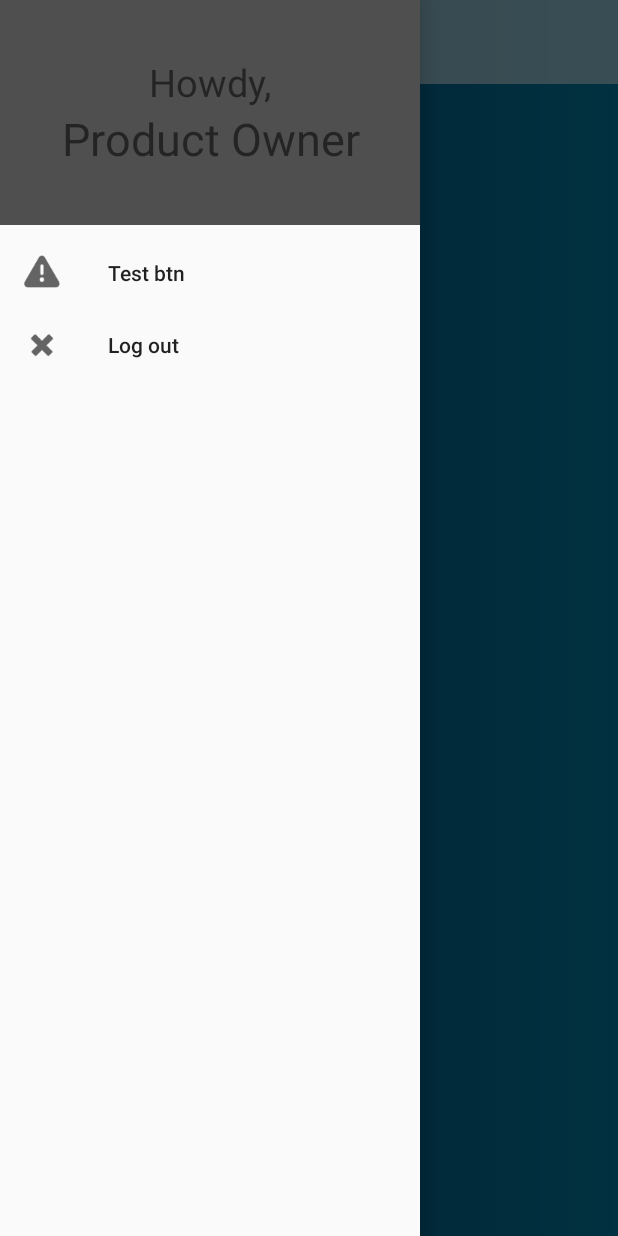
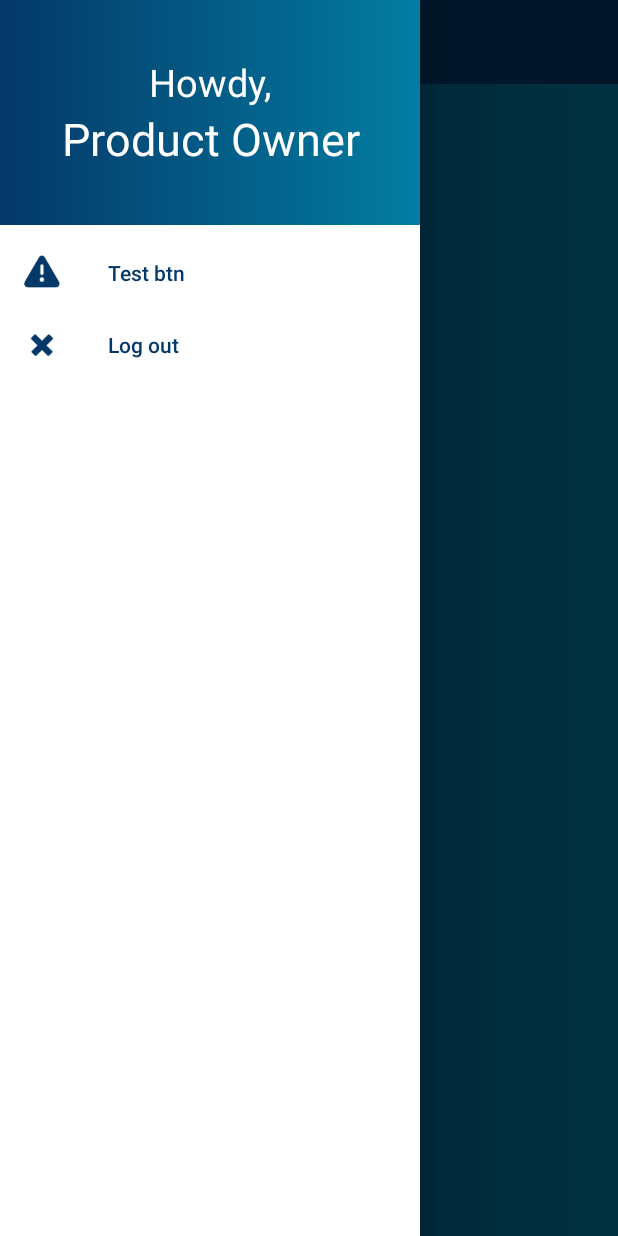
Before and after one commit to dukotron/HMS-CM-Division, an Android app: the NavigationActivity screen opened directly, with no data from a screen before it, with the side drawer open, on a phone screen of 412 x 824 dp. Run offline under Robolectric (Android 15) with nearby library versions, the phone set to English and light mode, and no system bars.

Commit message:
Update navigation drawer design

```diff
--- /dev/null
+++ b/TestDesign/app/src/main/res/color/drawer_item.xml
@@ -0,0 +1,8 @@
+<?xml version="1.0" encoding="utf-8"?>
+<selector xmlns:android="http://schemas.android.com/apk/res/android">
+    <item
+        android:color="@color/colorWhite"
+        android:state_checked="true"/>
+    <item
+        android:color="@color/colorPrimaryDark"/>
+</selector>
--- a/TestDesign/app/src/main/res/drawable/gradient.xml
+++ b/TestDesign/app/src/main/res/drawable/gradient.xml
@@ -2,8 +2,8 @@
 <shape xmlns:android="http://schemas.android.com/apk/res/android"
     android:shape="rectangle">
     <gradient
-        android:startColor="#043868"
-        android:endColor="#037da2"
+        android:startColor="@color/colorPrimaryDark"
+        android:endColor="@color/colorAccent"
         android:angle="0" />
 
 
--- /dev/null
+++ b/TestDesign/app/src/main/res/drawable/nav_drawable_item.xml
@@ -0,0 +1,4 @@
+<?xml version="1.0" encoding="utf-8"?>
+<selector xmlns:android="http://schemas.android.com/apk/res/android">
+    <item android:drawable="@drawable/gradient" android:state_checked="true"/>
+</selector>
--- a/TestDesign/app/src/main/res/layout/activity_navigation.xml
+++ b/TestDesign/app/src/main/res/layout/activity_navigation.xml
@@ -34,6 +34,9 @@
     android:layout_gravity = "start"
     app:menu = "@menu/drawer_view"
     app:headerLayout="@layout/nav_drawer_header"
-    />
+    android:background="@color/colorWhite"
+    app:itemIconTint="@color/drawer_item"
+    app:itemTextColor="@color/drawer_item"
+    app:itemBackground="@drawable/nav_drawable_item"/>
 
 </android.support.v4.widget.DrawerLayout>
--- a/TestDesign/app/src/main/res/layout/activity_register.xml
+++ b/TestDesign/app/src/main/res/layout/activity_register.xml
@@ -12,10 +12,12 @@
         android:layout_width="308dp"
         android:layout_height="208dp"
         android:layout_centerHorizontal="true"
+        android:layout_marginStart="8dp"
         android:layout_marginTop="50dp"
         android:layout_marginEnd="8dp"
         android:src="@drawable/houses_logo"
         app:layout_constraintEnd_toStartOf="@+id/guideline6"
+        app:layout_constraintStart_toStartOf="@+id/guideline7"
         app:layout_constraintTop_toTopOf="parent" />
 
     <EditText
--- a/TestDesign/app/src/main/res/layout/nav_drawer_header.xml
+++ b/TestDesign/app/src/main/res/layout/nav_drawer_header.xml
@@ -5,7 +5,7 @@
     android:layout_height="@dimen/nav_drawer_header_size"
     android:orientation="vertical"
     android:gravity="center"
-    android:background="#4f4f4f">
+    android:background="@drawable/gradient">
 
     <TextView
         android:id="@+id/textView"
@@ -13,7 +13,8 @@
         android:layout_height="wrap_content"
         android:text="Howdy,"
         android:textSize="25sp"
-        android:gravity="center"/>
+        android:gravity="center"
+        android:textColor="@color/colorWhite"/>
 
     <TextView
         android:id="@+id/textView2"
@@ -21,5 +22,6 @@
         android:layout_height="wrap_content"
         android:text="Product Owner"
         android:textSize="30sp"
-        android:gravity="center"/>
+        android:gravity="center"
+        android:textColor="@color/colorWhite"/>
 </LinearLayout>
--- a/TestDesign/app/src/main/res/layout/toolbar.xml
+++ b/TestDesign/app/src/main/res/layout/toolbar.xml
@@ -9,9 +9,7 @@
     android:minHeight="?attr/actionBarSize"
     app:theme="@style/ThemeOverlay.AppCompat.Dark.ActionBar"
     app:title="Overview"
-    app:titleTextColor="#ffffff"
-    android:background="@color/colorWhiteTransparent"
-    android:fontFamily="Roboto">
-    <!-- android:background="?attr/colorPrimaryDark"-->
+    app:titleTextColor="@color/colorWhite"
+    android:background="@color/colorPrimaryDark">
 
 </android.support.v7.widget.Toolbar>
--- a/TestDesign/app/src/main/res/values/colors.xml
+++ b/TestDesign/app/src/main/res/values/colors.xml
@@ -1,7 +1,9 @@
 <?xml version="1.0" encoding="utf-8"?>
 <resources>
-    <color name="colorPrimary">#085042</color>
+    <color name="colorPrimary">#045B85</color>
     <color name="colorPrimaryDark">#043868</color>
-    <color name="colorAccent">#D81B60</color>
+    <color name="colorAccent">#037da2</color>
     <color name="colorWhiteTransparent">#8BFFFFFF</color>
+    <color name="colorWhite">#ffffff</color>
+
 </resources>
```
